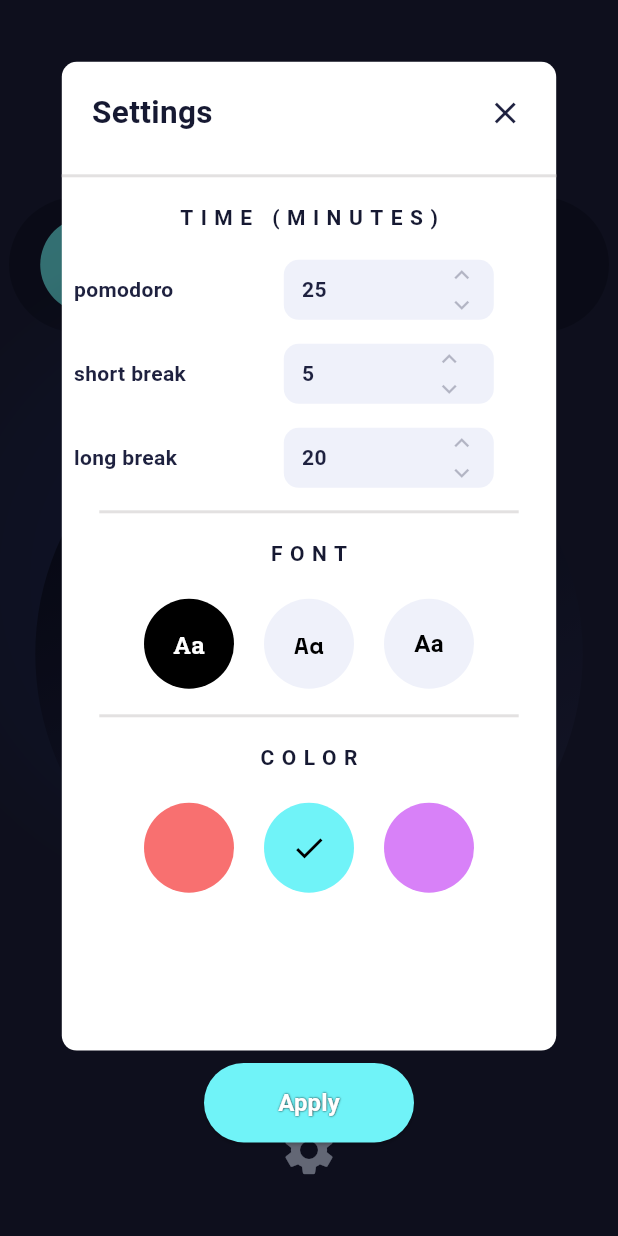
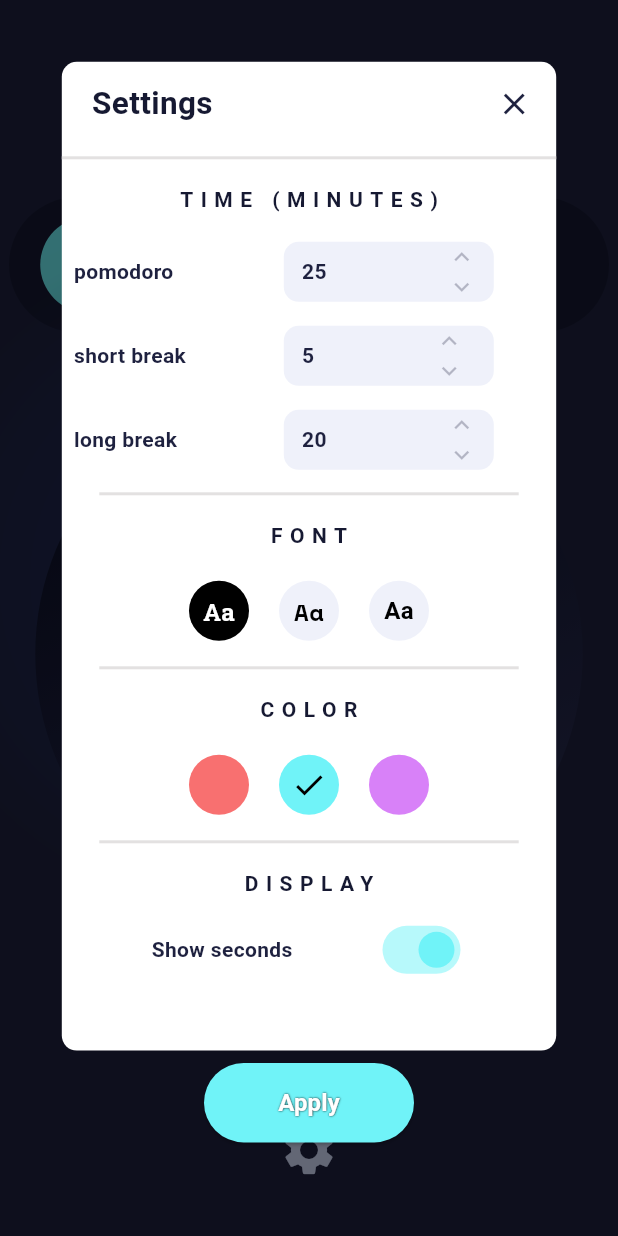
Before and after one commit to JasonBoyett/you_version_pomodoro, a Flutter app: the screen it shows after launch, after a tap on the "settings" icon, on a phone screen of 412 x 824 dp. Run offline on Flutter 3.47's test engine with Material 3 defaults, Android fonts, the light colour scheme and no system bars; our stand-ins replace flutter_riverpod, google_fonts.

Commit message:
added ability to switch stage manually and toggle weather to show the full timer or just the minutes left on the timer

```diff
--- a/lib/model/helper_types.dart
+++ b/lib/model/helper_types.dart
@@ -28,3 +28,22 @@ extension PomodoroFontsExstension on PomodoroFonts {
     }
   }
 }
+
+enum PomodoroStages { work, shortBreak, longBreak, preStart, paused }
+
+extension PomodoroExtension on PomodoroStages {
+  String get name {
+    switch (this) {
+      case PomodoroStages.work:
+        return 'pomodoro';
+      case PomodoroStages.shortBreak:
+        return 'short break';
+      case PomodoroStages.longBreak:
+        return 'long break';
+      case PomodoroStages.preStart:
+        return 'start';
+      case PomodoroStages.paused:
+        return 'paused';
+    }
+  }
+}
--- a/lib/model/pomodoro.dart
+++ b/lib/model/pomodoro.dart
@@ -11,13 +11,19 @@ class PomodoroModel extends ChangeNotifier {
   Duration _remainingTime = const Duration(seconds: 0);
   Timer _timer = Timer(Duration.zero, () {});
 
-  int _breakTimeShortAdjusted = 5;
-  int _breakTimeLongAdjusted = 20;
-  int _workTimeAdjusted = 25;
+  // These three variables are used to keep state in sync
+  // when a setting is changed while the timer is running.
+  // They are used to store the new values until the timer
+  // reaches the next stage.
+  // Then the new values are applied.
+  int _breakTimeShortPreAdjusted = 5;
+  int _breakTimeLongPreAdjusted = 20;
+  int _workTimePreAdjusted = 25;
 
   int breakTimeShort = 5;
   int breakTimeLong = 20;
   int workTime = 25;
+  bool isShowingSecconds = true;
   PomodoroStages currentStage = PomodoroStages.preStart;
   PomodoroColors themeColor = PomodoroColors.cyan;
   PomodoroFonts themeFont = PomodoroFonts.serrif;
@@ -32,25 +38,7 @@ class PomodoroModel extends ChangeNotifier {
     this.themeFont = PomodoroFonts.serrif,
   });
 
-  // setters for the timer state
-  void setStage(PomodoroStages stage) {
-    currentStage = stage;
-    _remainingTime = (() {
-      switch (stage) {
-        case PomodoroStages.work:
-          return Duration(minutes: workTime);
-        case PomodoroStages.longBreak:
-          return Duration(minutes: breakTimeLong);
-        case PomodoroStages.shortBreak:
-          return Duration(minutes: breakTimeShort);
-        default:
-          return const Duration(seconds: 0);
-      }
-    })();
-
-    notifyListeners();
-  }
-
+  // background update functions
   Future _backgroundUpdateWorkTime(int minutes) async {
     while (currentStage != PomodoroStages.work) {
       await Future.delayed(const Duration(seconds: 1));
@@ -81,6 +69,30 @@ class PomodoroModel extends ChangeNotifier {
     breakTimeLong = minutes;
   }
 
+  // setters for the timer state
+  void setStage(PomodoroStages stage) {
+    currentStage = stage;
+    _remainingTime = (() {
+      switch (stage) {
+        case PomodoroStages.work:
+          return Duration(minutes: workTime);
+        case PomodoroStages.longBreak:
+          return Duration(minutes: breakTimeLong);
+        case PomodoroStages.shortBreak:
+          return Duration(minutes: breakTimeShort);
+        default:
+          return const Duration(seconds: 0);
+      }
+    })();
+
+    notifyListeners();
+  }
+
+  void setIsShowingSeconds(bool value) {
+    isShowingSecconds = value;
+    notifyListeners();
+  }
+
   void setWorkTime(int minutes) {
     if (minutes < 1) {
       throw Exception();
@@ -93,7 +105,7 @@ class PomodoroModel extends ChangeNotifier {
       notifyListeners();
       return;
     }
-    _workTimeAdjusted = minutes;
+    _workTimePreAdjusted = minutes;
     workTime = minutes;
     notifyListeners();
   }
@@ -109,7 +121,7 @@ class PomodoroModel extends ChangeNotifier {
       _backgroundUpdateShortBreakTime(minutes);
       return;
     }
-    _breakTimeShortAdjusted = minutes;
+    _breakTimeShortPreAdjusted = minutes;
     breakTimeShort = minutes;
     notifyListeners();
     return;
@@ -126,7 +138,7 @@ class PomodoroModel extends ChangeNotifier {
       _backgroundUpdateLongBreakTime(minutes);
       return;
     }
-    _breakTimeLongAdjusted = minutes;
+    _breakTimeLongPreAdjusted = minutes;
     breakTimeLong = minutes;
     notifyListeners();
   }
@@ -169,13 +181,20 @@ class PomodoroModel extends ChangeNotifier {
 
   String getTimerString() {
     if (currentStage == PomodoroStages.preStart) {
-      return '$workTime:${'00'.padLeft(2, '0')}';
+      return isShowingSecconds
+          ? '$workTime:${'00'.padLeft(2, '0')}'
+          : '$workTime'.padLeft(2, '0');
     }
     if (_remainingTime.inSeconds < 0) {
       throw Exception('Timer reached Negative value');
     }
     int minutes = _remainingTime.inMinutes;
     int remainingSeconds = _remainingTime.inSeconds.remainder(secondsInMinute);
+    if (!isShowingSecconds) {
+      return minutes > 0
+          ? '$minutes'.padLeft(2, '0')
+          : '$remainingSeconds'.padLeft(2, '0');
+    }
     return '$minutes:${remainingSeconds.toString().padLeft(2, '0')}';
   }
 
@@ -196,22 +215,22 @@ class PomodoroModel extends ChangeNotifier {
     if (currentStage == PomodoroStages.paused) {
       switch (getPreviosStage()) {
         case PomodoroStages.work:
-          return _workTimeAdjusted;
+          return _workTimePreAdjusted;
         case PomodoroStages.shortBreak:
-          return _breakTimeShortAdjusted;
+          return _breakTimeShortPreAdjusted;
         case PomodoroStages.longBreak:
-          return _breakTimeLongAdjusted;
+          return _breakTimeLongPreAdjusted;
         default:
           return 0;
       }
     }
     switch (currentStage) {
       case PomodoroStages.work:
-        return _workTimeAdjusted;
+        return _workTimePreAdjusted;
       case PomodoroStages.shortBreak:
-        return _breakTimeShortAdjusted;
+        return _breakTimeShortPreAdjusted;
       case PomodoroStages.longBreak:
-        return _breakTimeLongAdjusted;
+        return _breakTimeLongPreAdjusted;
       default:
         return 0;
     }
@@ -262,9 +281,9 @@ class PomodoroModel extends ChangeNotifier {
     _breakCount = 0;
     _remainingTime = const Duration(seconds: 0);
     currentStage = PomodoroStages.preStart;
-    _workTimeAdjusted = workTime;
-    _breakTimeShortAdjusted = breakTimeShort;
-    _breakTimeLongAdjusted = breakTimeLong;
+    _workTimePreAdjusted = workTime;
+    _breakTimeShortPreAdjusted = breakTimeShort;
+    _breakTimeLongPreAdjusted = breakTimeLong;
     notifyListeners();
   }
 
@@ -314,22 +333,3 @@ class PomodoroModel extends ChangeNotifier {
     }
   }
 }
-
-enum PomodoroStages { work, shortBreak, longBreak, preStart, paused }
-
-extension PomodoroExtension on PomodoroStages {
-  String get name {
-    switch (this) {
-      case PomodoroStages.work:
-        return 'pomodoro';
-      case PomodoroStages.shortBreak:
-        return 'short break';
-      case PomodoroStages.longBreak:
-        return 'long break';
-      case PomodoroStages.preStart:
-        return 'start';
-      case PomodoroStages.paused:
-        return 'paused';
-    }
-  }
-}
--- a/lib/model/settings.dart
+++ b/lib/model/settings.dart
@@ -6,6 +6,7 @@ class SettingsModel extends ChangeNotifier {
   int breakTimeShort = 5;
   int breakTimeLong = 20;
   int workTime = 25;
+  bool isShowingSeconds = true;
   PomodoroColors themeColor = PomodoroColors.cyan;
   PomodoroFonts themeFont = PomodoroFonts.serrif;
 
@@ -16,6 +17,7 @@ class SettingsModel extends ChangeNotifier {
     this.workTime = 25,
     this.themeColor = PomodoroColors.cyan,
     this.themeFont = PomodoroFonts.serrif,
+    this.isShowingSeconds = true,
   });
 
   // setters
@@ -53,12 +55,18 @@ class SettingsModel extends ChangeNotifier {
     notifyListeners();
   }
 
+  void setIsShowingSeconds(bool value) {
+    isShowingSeconds = value;
+    notifyListeners();
+  }
+
   void setFromPomodorModel(PomodoroModel model) {
     workTime = model.workTime;
     breakTimeShort = model.breakTimeShort;
     breakTimeLong = model.breakTimeLong;
     themeColor = model.themeColor;
     themeFont = model.themeFont;
+    isShowingSeconds = model.isShowingSecconds;
     notifyListeners();
   }
 
--- /dev/null
+++ b/lib/providers/context.dart
@@ -0,0 +1,12 @@
+import 'package:flutter_riverpod/flutter_riverpod.dart';
+import 'package:tomato_timer/model/settings.dart';
+
+import '../model/pomodoro.dart';
+
+ChangeNotifierProvider<PomodoroModel> getPomodoroProvider() {
+  return ChangeNotifierProvider<PomodoroModel>((ref) => PomodoroModel());
+}
+
+ChangeNotifierProvider<SettingsModel> getSettingsProvider() {
+  return ChangeNotifierProvider<SettingsModel>((ref) => SettingsModel());
+}
--- /dev/null
+++ b/lib/widgets/boolean_picker.dart
@@ -0,0 +1,33 @@
+import 'package:flutter/material.dart';
+import 'package:google_fonts/google_fonts.dart';
+
+Widget booleanPicker({
+  required void Function(bool) onToggle,
+  required bool value,
+  required String text,
+  required Color color,
+}) {
+  return Row(
+    mainAxisAlignment: MainAxisAlignment.center,
+    children: [
+      Center(
+        child: SizedBox(
+          width: 150,
+          child: Text(
+            text,
+            style: TextStyle(
+              fontStyle: GoogleFonts.kumbhSans().fontStyle,
+              fontWeight: FontWeight.bold,
+              color: const Color.fromARGB(255, 30, 33, 63),
+            ),
+          ),
+        ),
+      ),
+      Switch(
+        value: value,
+        onChanged: onToggle,
+        activeColor: color,
+      ),
+    ],
+  );
+}
--- a/lib/widgets/color_pickers.dart
+++ b/lib/widgets/color_pickers.dart
@@ -21,8 +21,8 @@ Widget _colorButton(PomodoroColors color, SettingsModel settingsModel) {
     child: Padding(
       padding: const EdgeInsets.all(10.0),
       child: SizedBox(
-        width: 60,
-        height: 60,
+        width: 40,
+        height: 40,
         child: Container(
           alignment: Alignment.center,
           padding: const EdgeInsets.all(8),
--- a/lib/widgets/font_pickers.dart
+++ b/lib/widgets/font_pickers.dart
@@ -21,8 +21,8 @@ Widget _fontButton(PomodoroFonts font, SettingsModel settingsModel) {
     child: Padding(
       padding: const EdgeInsets.all(10.0),
       child: SizedBox(
-        width: 60,
-        height: 60,
+        width: 40,
+        height: 40,
         child: Container(
           alignment: Alignment.center,
           padding: const EdgeInsets.all(8),
--- a/lib/widgets/home_page.dart
+++ b/lib/widgets/home_page.dart
@@ -1,10 +1,12 @@
 import 'package:flutter/material.dart';
 import 'package:flutter_riverpod/flutter_riverpod.dart';
+import 'package:tomato_timer/providers/context.dart';
 
-import 'package:tomato_timer/model/pomodoro.dart';
 import 'package:tomato_timer/widgets/center_timer.dart';
 import 'package:tomato_timer/widgets/stage_indicator.dart';
 import 'package:tomato_timer/widgets/settings_dialog.dart';
+
+final pomodoroProvider = getPomodoroProvider();
 
 class HomePage extends ConsumerWidget {
   const HomePage({super.key});
@@ -49,6 +51,3 @@ class HomePage extends ConsumerWidget {
     );
   }
 }
-
-final pomodoroProvider =
-    ChangeNotifierProvider<PomodoroModel>((ref) => PomodoroModel());
--- a/lib/widgets/settings_dialog.dart
+++ b/lib/widgets/settings_dialog.dart
@@ -4,15 +4,21 @@ import 'package:google_fonts/google_fonts.dart';
 
 import 'package:tomato_timer/model/pomodoro.dart';
 import 'package:tomato_timer/model/settings.dart';
+import 'package:tomato_timer/widgets/boolean_picker.dart';
 import 'package:tomato_timer/widgets/color_pickers.dart';
 import 'package:tomato_timer/widgets/font_pickers.dart';
 import 'package:tomato_timer/widgets/home_page.dart';
 import 'package:tomato_timer/widgets/time_picker.dart';
 
+import '../model/helper_types.dart';
+import '../providers/context.dart';
+
 // I am using this because I want certain behavior on
 // the first build of the settings dialog
 // but not on subsequent builds.
 var settingsOpen = false;
+
+final settingsProvider = getSettingsProvider();
 
 class SettingsDialog extends ConsumerWidget {
   const SettingsDialog({super.key});
@@ -68,6 +74,9 @@ class SettingsDialog extends ConsumerWidget {
                     settingsModel.getStageTime(
                       PomodoroStages.shortBreak,
                     ),
+                  );
+                  pomodoroModel.setIsShowingSeconds(
+                    settingsModel.isShowingSeconds,
                   );
                   pomodoroModel.setThemeColor(settingsModel.themeColor);
                   pomodoroModel.setThemeFont(settingsModel.themeFont);
@@ -125,7 +134,7 @@ class SettingsDialog extends ConsumerWidget {
                 )),
               ),
               Padding(
-                padding: const EdgeInsets.all(10.0),
+                padding: const EdgeInsets.all(4.0),
                 child: IconButton(
                   color: const Color.fromARGB(255, 30, 33, 63),
                   onPressed: () {
@@ -161,6 +170,21 @@ class SettingsDialog extends ConsumerWidget {
           ),
           _sectionTitle("color"),
           Center(child: colorPickers(settingsModel)),
+          const Divider(
+            color: Color.fromRGBO(227, 225, 225, 1),
+            thickness: 2,
+            indent: 25,
+            endIndent: 25,
+          ),
+          _sectionTitle("display"),
+          booleanPicker(
+            value: settingsModel.isShowingSeconds,
+            onToggle: (value) {
+              settingsModel.setIsShowingSeconds(value);
+            },
+            color: settingsModel.themeColor.color,
+            text: "Show seconds",
+          ),
         ],
       ),
     );
@@ -190,6 +214,3 @@ Widget _sectionTitle(String title) {
     ),
   );
 }
-
-final settingsProvider =
-    ChangeNotifierProvider<SettingsModel>((ref) => SettingsModel());
--- a/lib/widgets/stage_indicator.dart
+++ b/lib/widgets/stage_indicator.dart
@@ -26,6 +26,12 @@ Widget stageIndicator(PomodoroModel value) {
 Widget _indicatorCell(PomodoroModel value, PomodoroStages stage) {
   return Padding(
     padding: const EdgeInsets.all(1.0),
+    child: GestureDetector(
+      onTap: () {
+        if (value.currentStage != PomodoroStages.preStart) {
+          value.setStage(stage);
+        }
+      },
       child: Container(
         decoration: BoxDecoration(
           color: _determineDisplayStage(value) == stage
@@ -47,6 +53,7 @@ Widget _indicatorCell(PomodoroModel value, PomodoroStages stage) {
           ),
         ),
       ),
+    ),
   );
 }
 
--- a/lib/widgets/time_picker.dart
+++ b/lib/widgets/time_picker.dart
@@ -1,7 +1,8 @@
 import 'package:flutter/material.dart';
 import 'package:google_fonts/google_fonts.dart';
-import 'package:tomato_timer/model/pomodoro.dart';
 import 'package:tomato_timer/model/settings.dart';
+
+import '../model/helper_types.dart';
 
 Widget timePicker(PomodoroStages stage, SettingsModel settingsModel) {
   return Container(
```
Also changed, not shown: lib/providers/theme.dart (added). Lines whose indentation alone changed are shown as unchanged.
